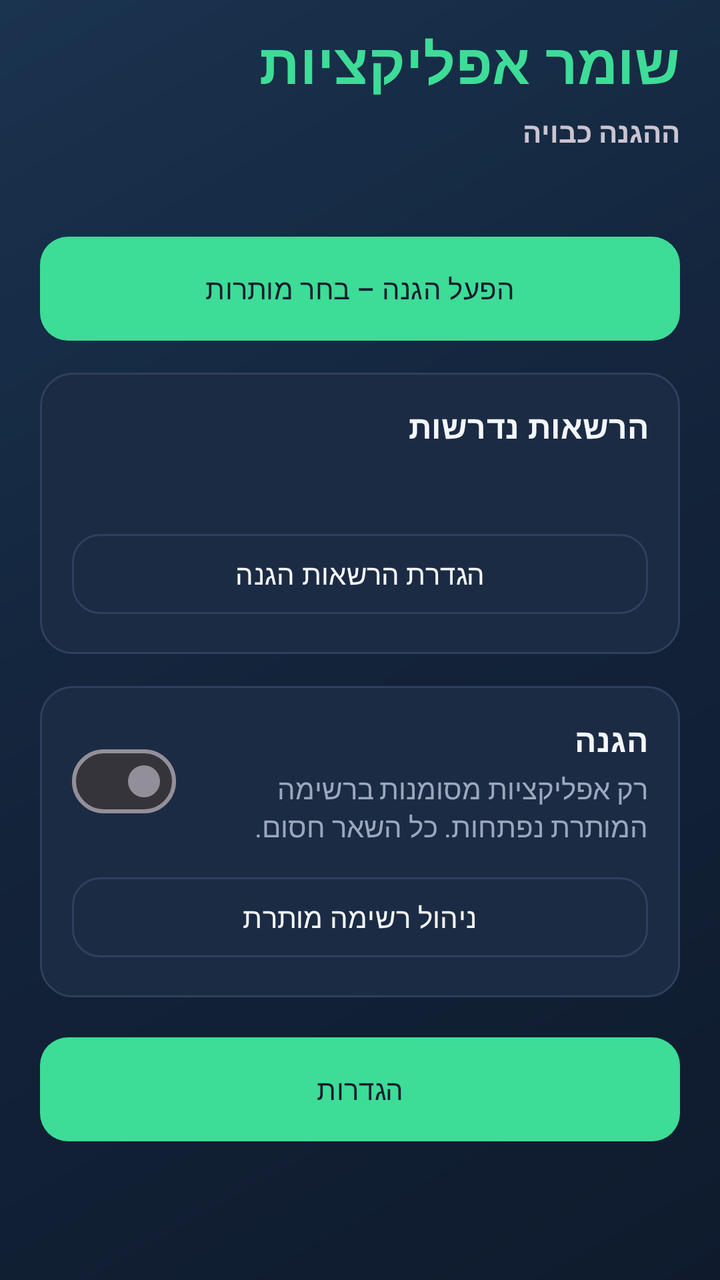
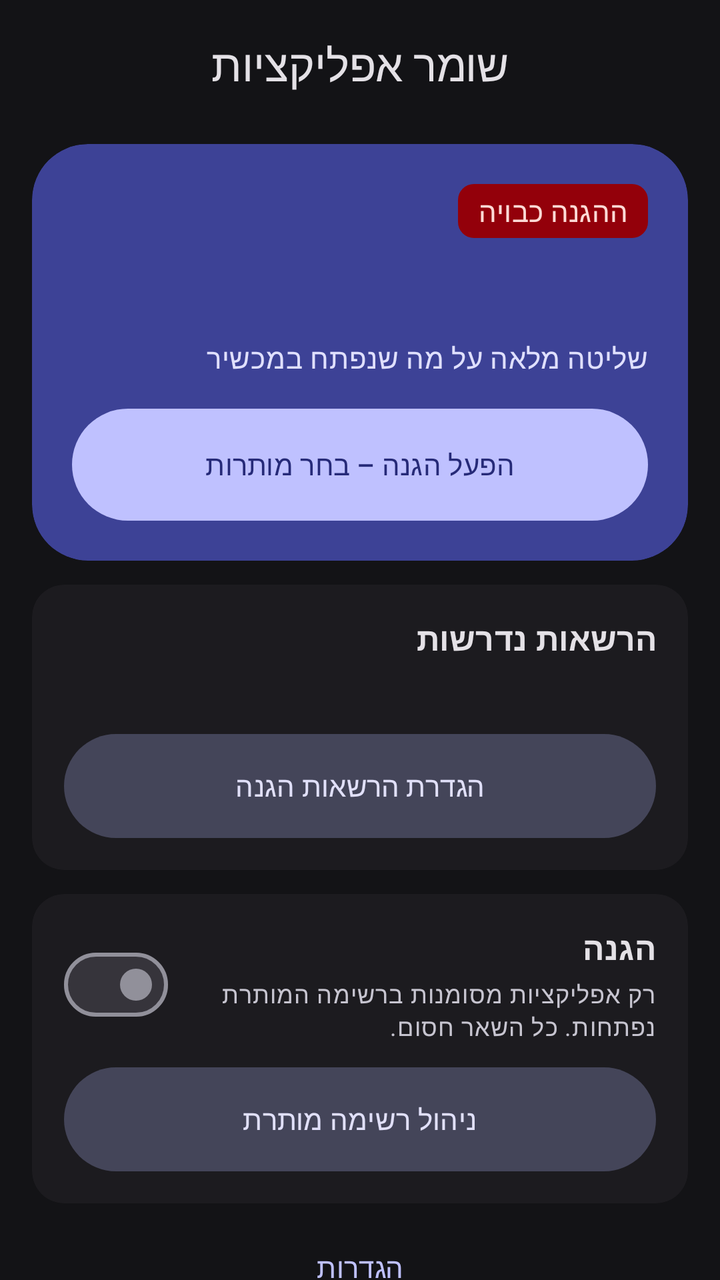

An Android layout rendered at two revisions. The XML below is the earlier revision; the diff shows what the commit changed to produce the second picture.
<!-- AndroidManifest.xml: application theme Theme.AppGuard -->
<!-- res/layout/activity_main.xml -->
<?xml version="1.0" encoding="utf-8"?>
<ScrollView xmlns:android="http://schemas.android.com/apk/res/android"
    android:layout_width="match_parent"
    android:layout_height="match_parent"
    android:background="@drawable/bg_gradient"
    android:clipToPadding="false"
    android:fillViewport="true"
    android:layoutDirection="rtl"
    android:paddingHorizontal="20dp"
    android:paddingTop="12dp"
    android:paddingBottom="20dp">

    <LinearLayout
        android:layout_width="match_parent"
        android:layout_height="wrap_content"
        android:orientation="vertical">

        <TextView
            style="@style/Text.Brand"
            android:layout_width="match_parent"
            android:layout_height="wrap_content"
            android:text="@string/app_name"
            android:textSize="28sp" />

        <TextView
            android:id="@+id/protectionBadge"
            android:layout_width="match_parent"
            android:layout_height="wrap_content"
            android:layout_marginTop="6dp"
            android:text="@string/protection_inactive"
            android:textStyle="bold" />

        <TextView
            android:id="@+id/allowlistCount"
            android:layout_width="match_parent"
            android:layout_height="wrap_content"
            android:layout_marginTop="4dp"
            android:textColor="@color/text_secondary" />

        <TextView
            android:id="@+id/pendingCount"
            android:layout_width="match_parent"
            android:layout_height="wrap_content"
            android:layout_marginTop="2dp"
            android:textColor="@color/danger"
            android:visibility="gone" />

        <com.google.android.material.button.MaterialButton
            android:id="@+id/btnEnableBoth"
            android:layout_width="match_parent"
            android:layout_height="wrap_content"
            android:layout_marginTop="20dp"
            android:text="@string/enable_full_protection" />

        <LinearLayout
            android:layout_width="match_parent"
            android:layout_height="wrap_content"
            android:layout_marginTop="16dp"
            android:background="@drawable/bg_panel"
            android:orientation="vertical"
            android:padding="16dp">

            <TextView
                style="@style/Text.Section"
                android:layout_width="match_parent"
                android:layout_height="wrap_content"
                android:text="@string/required_permissions" />

            <TextView
                android:id="@+id/permissionsSummary"
                android:layout_width="match_parent"
                android:layout_height="wrap_content"
                android:layout_marginTop="8dp"
                android:textColor="@color/text_secondary" />

            <com.google.android.material.button.MaterialButton
                android:id="@+id/btnSetupPermissions"
                style="@style/Widget.AppGuard.Button.Outlined"
                android:layout_width="match_parent"
                android:layout_height="wrap_content"
                android:layout_marginTop="12dp"
                android:text="@string/open_setup" />
        </LinearLayout>

        <LinearLayout
            android:layout_width="match_parent"
            android:layout_height="wrap_content"
            android:layout_marginTop="16dp"
            android:background="@drawable/bg_panel"
            android:orientation="vertical"
            android:padding="16dp">

            <LinearLayout
                android:layout_width="match_parent"
                android:layout_height="wrap_content"
                android:gravity="center_vertical"
                android:orientation="horizontal">

                <LinearLayout
                    android:layout_width="0dp"
                    android:layout_height="wrap_content"
                    android:layout_marginEnd="12dp"
                    android:layout_weight="1"
                    android:orientation="vertical">

                    <TextView
                        style="@style/Text.Section"
                        android:layout_width="match_parent"
                        android:layout_height="wrap_content"
                        android:text="@string/level1_title" />

                    <TextView
                        android:layout_width="match_parent"
                        android:layout_height="wrap_content"
                        android:layout_marginTop="4dp"
                        android:text="@string/level1_desc"
                        android:textColor="@color/text_secondary" />
                </LinearLayout>

                <com.google.android.material.materialswitch.MaterialSwitch
                    android:id="@+id/switchAllowlist"
                    android:layout_width="wrap_content"
                    android:layout_height="wrap_content" />
            </LinearLayout>

            <com.google.android.material.button.MaterialButton
                android:id="@+id/btnAllowlist"
                style="@style/Widget.AppGuard.Button.Outlined"
                android:layout_width="match_parent"
                android:layout_height="wrap_content"
                android:layout_marginTop="12dp"
                android:text="@string/manage_allowlist" />
        </LinearLayout>

        <com.google.android.material.button.MaterialButton
            android:id="@+id/btnSettings"
            android:layout_width="match_parent"
            android:layout_height="wrap_content"
            android:layout_marginTop="20dp"
            android:layout_marginBottom="8dp"
            android:text="@string/settings" />
    </LinearLayout>
</ScrollView>
<!-- resources referenced by this layout -->
<resources>
  <color name="danger">#F07178</color>
  <color name="text_secondary">#9AA8BC</color>
  <!-- drawable bg_gradient (drawable) -->
  <?xml version="1.0" encoding="utf-8"?>
  <shape xmlns:android="http://schemas.android.com/apk/res/android"
      android:shape="rectangle">
      <gradient
          android:angle="135"
          android:startColor="#0F1B2D"
          android:centerColor="#13233A"
          android:endColor="#1A334F"
          android:type="linear" />
  </shape>
  <!-- drawable bg_panel (drawable) -->
  <?xml version="1.0" encoding="utf-8"?>
  <shape xmlns:android="http://schemas.android.com/apk/res/android"
      android:shape="rectangle">
      <solid android:color="@color/surface" />
      <corners android:radius="16dp" />
      <stroke
          android:width="1dp"
          android:color="@color/stroke" />
  </shape>
  <style name="Text.Brand" parent="TextAppearance.Material3.HeadlineLarge">
          <item name="android:textColor">@color/accent</item>
          <item name="android:textStyle">bold</item>
          <item name="android:letterSpacing">0.01</item>
      </style>
  <style name="Text.Section" parent="TextAppearance.Material3.TitleMedium">
          <item name="android:textColor">@color/text_primary</item>
          <item name="android:textStyle">bold</item>
      </style>
  <style name="Widget.AppGuard.Button.Outlined" parent="Widget.Material3.Button.OutlinedButton">
          <item name="strokeColor">@color/stroke</item>
          <item name="android:textColor">@color/text_primary</item>
          <item name="cornerRadius">14dp</item>
          <item name="android:minHeight">48dp</item>
      </style>
  <style name="Theme.AppGuard" parent="Theme.Material3.Dark.NoActionBar">
          <item name="colorPrimary">@color/accent</item>
          <item name="colorPrimaryContainer">@color/accent_dim</item>
          <item name="colorOnPrimary">@color/bg</item>
          <item name="colorSecondary">@color/warning</item>
          <item name="colorError">@color/danger</item>
          <item name="android:statusBarColor">@android:color/transparent</item>
          <item name="android:navigationBarColor">@android:color/transparent</item>
          <item name="android:windowBackground">@color/bg</item>
          <item name="android:textColorPrimary">@color/text_primary</item>
          <item name="android:textColorSecondary">@color/text_secondary</item>
          <item name="materialButtonStyle">@style/Widget.AppGuard.Button</item>
          <item name="android:windowLayoutInDisplayCutoutMode">shortEdges</item>
      </style>
  <color name="surface">#1C2B44</color>
  <color name="stroke">#2E405C</color>
  <color name="accent">#3DDC97</color>
  <color name="text_primary">#F4F7FB</color>
  <color name="accent_dim">#2A9B6C</color>
  <color name="bg">#0F1B2D</color>
  <color name="warning">#FFCC66</color>
  <style name="Widget.AppGuard.Button" parent="Widget.Material3.Button">
          <item name="backgroundTint">@color/accent</item>
          <item name="android:textColor">@color/bg</item>
          <item name="cornerRadius">14dp</item>
          <item name="android:minHeight">52dp</item>
          <item name="android:insetTop">0dp</item>
          <item name="android:insetBottom">0dp</item>
      </style>
  <!-- unchanged entries left out for length: 9 -->
</resources>

<!-- the commit's change to res/layout/activity_main.xml (unified diff, before → after) -->
@@ -1,143 +1,194 @@
 <?xml version="1.0" encoding="utf-8"?>
-<ScrollView xmlns:android="http://schemas.android.com/apk/res/android"
+<androidx.coordinatorlayout.widget.CoordinatorLayout xmlns:android="http://schemas.android.com/apk/res/android"
+    xmlns:app="http://schemas.android.com/apk/res-auto"
     android:layout_width="match_parent"
     android:layout_height="match_parent"
-    android:background="@drawable/bg_gradient"
-    android:clipToPadding="false"
-    android:fillViewport="true"
-    android:layoutDirection="rtl"
-    android:paddingHorizontal="20dp"
-    android:paddingTop="12dp"
-    android:paddingBottom="20dp">
+    android:background="?attr/colorSurface"
+    android:layoutDirection="rtl">
 
-    <LinearLayout
+    <com.google.android.material.appbar.AppBarLayout
         android:layout_width="match_parent"
         android:layout_height="wrap_content"
-        android:orientation="vertical">
+        android:background="@android:color/transparent"
+        app:elevation="0dp">
 
-        <TextView
-            style="@style/Text.Brand"
+        <com.google.android.material.appbar.MaterialToolbar
+            android:id="@+id/toolbar"
             android:layout_width="match_parent"
-            android:layout_height="wrap_content"
-            android:text="@string/app_name"
-            android:textSize="28sp" />
+            android:layout_height="?attr/actionBarSize"
+            app:title="@string/app_name"
+            app:titleCentered="true" />
+    </com.google.android.material.appbar.AppBarLayout>
 
-        <TextView
-            android:id="@+id/protectionBadge"
-            android:layout_width="match_parent"
-            android:layout_height="wrap_content"
-            android:layout_marginTop="6dp"
-            android:text="@string/protection_inactive"
-            android:textStyle="bold" />
-
-        <TextView
-            android:id="@+id/allowlistCount"
-            android:layout_width="match_parent"
-            android:layout_height="wrap_content"
-            android:layout_marginTop="4dp"
-            android:textColor="@color/text_secondary" />
-
-        <TextView
-            android:id="@+id/pendingCount"
-            android:layout_width="match_parent"
-            android:layout_height="wrap_content"
-            android:layout_marginTop="2dp"
-            android:textColor="@color/danger"
-            android:visibility="gone" />
-
-        <com.google.android.material.button.MaterialButton
-            android:id="@+id/btnEnableBoth"
-            android:layout_width="match_parent"
-            android:layout_height="wrap_content"
-            android:layout_marginTop="20dp"
-            android:text="@string/enable_full_protection" />
+    <androidx.core.widget.NestedScrollView
+        android:layout_width="match_parent"
+        android:layout_height="match_parent"
+        android:clipToPadding="false"
+        android:fillViewport="true"
+        android:paddingHorizontal="16dp"
+        android:paddingBottom="24dp"
+        app:layout_behavior="@string/appbar_scrolling_view_behavior">
 
         <LinearLayout
             android:layout_width="match_parent"
             android:layout_height="wrap_content"
-            android:layout_marginTop="16dp"
-            android:background="@drawable/bg_panel"
-            android:orientation="vertical"
-            android:padding="16dp">
+            android:orientation="vertical">
 
-            <TextView
-                style="@style/Text.Section"
-                android:layout_width="match_parent"
-                android:layout_height="wrap_content"
-                android:text="@string/required_permissions" />
-
-            <TextView
-                android:id="@+id/permissionsSummary"
+            <com.google.android.material.card.MaterialCardView
                 android:layout_width="match_parent"
                 android:layout_height="wrap_content"
                 android:layout_marginTop="8dp"
-                android:textColor="@color/text_secondary" />
+                app:cardBackgroundColor="?attr/colorPrimaryContainer"
+                app:cardElevation="0dp"
+                app:shapeAppearanceOverlay="@style/Shape.AppGuard.CardHero">
 
-            <com.google.android.material.button.MaterialButton
-                android:id="@+id/btnSetupPermissions"
-                style="@style/Widget.AppGuard.Button.Outlined"
+                <LinearLayout
+                    android:layout_width="match_parent"
+                    android:layout_height="wrap_content"
+                    android:orientation="vertical"
+                    android:padding="20dp">
+
+                    <TextView
+                        android:id="@+id/protectionBadge"
+                        style="@style/Widget.AppGuard.Chip"
+                        android:layout_width="wrap_content"
+                        android:layout_height="wrap_content"
+                        android:background="@drawable/bg_badge_off"
+                        android:text="@string/protection_inactive"
+                        android:textAppearance="@style/TextAppearance.Material3.LabelLarge"
+                        android:textColor="?attr/colorOnErrorContainer" />
+
+                    <TextView
+                        android:id="@+id/allowlistCount"
+                        android:layout_width="match_parent"
+                        android:layout_height="wrap_content"
+                        android:layout_marginTop="12dp"
+                        android:textAppearance="@style/TextAppearance.Material3.HeadlineSmall"
+                        android:textColor="?attr/colorOnPrimaryContainer"
+                        android:textStyle="bold" />
+
+                    <TextView
+                        android:id="@+id/pendingCount"
+                        android:layout_width="match_parent"
+                        android:layout_height="wrap_content"
+                        android:layout_marginTop="4dp"
+                        android:textColor="?attr/colorError"
+                        android:visibility="gone" />
+
+                    <TextView
+                        android:layout_width="match_parent"
+                        android:layout_height="wrap_content"
+                        android:layout_marginTop="6dp"
+                        android:text="@string/main_tagline"
+                        android:textAppearance="@style/TextAppearance.Material3.BodyMedium"
+                        android:textColor="?attr/colorOnPrimaryContainer" />
+
+                    <com.google.android.material.button.MaterialButton
+                        android:id="@+id/btnEnableBoth"
+                        android:layout_width="match_parent"
+                        android:layout_height="wrap_content"
+                        android:layout_marginTop="16dp"
+                        android:text="@string/enable_full_protection" />
+                </LinearLayout>
+            </com.google.android.material.card.MaterialCardView>
+
+            <com.google.android.material.card.MaterialCardView
                 android:layout_width="match_parent"
                 android:layout_height="wrap_content"
-                android:layout_marginTop="12dp"
-                android:text="@string/open_setup" />
-        </LinearLayout>
-
-        <LinearLayout
-            android:layout_width="match_parent"
-            android:layout_height="wrap_content"
-            android:layout_marginTop="16dp"
-            android:background="@drawable/bg_panel"
-            android:orientation="vertical"
-            android:padding="16dp">
-
-            <LinearLayout
-                android:layout_width="match_parent"
-                android:layout_height="wrap_content"
-                android:gravity="center_vertical"
-                android:orientation="horizontal">
+                android:layout_marginTop="12dp">
 
                 <LinearLayout
-                    android:layout_width="0dp"
+                    android:layout_width="match_parent"
                     android:layout_height="wrap_content"
-                    android:layout_marginEnd="12dp"
-                    android:layout_weight="1"
-                    android:orientation="vertical">
+                    android:orientation="vertical"
+                    android:padding="16dp">
 
                     <TextView
                         style="@style/Text.Section"
                         android:layout_width="match_parent"
                         android:layout_height="wrap_content"
-                        android:text="@string/level1_title" />
+                        android:text="@string/required_permissions" />
 
                     <TextView
+                        android:id="@+id/permissionsSummary"
                         android:layout_width="match_parent"
                         android:layout_height="wrap_content"
-                        android:layout_marginTop="4dp"
-                        android:text="@string/level1_desc"
-                        android:textColor="@color/text_secondary" />
+                        android:layout_marginTop="6dp"
+                        android:textAppearance="@style/TextAppearance.Material3.BodyMedium"
+                        android:textColor="?attr/colorOnSurfaceVariant" />
+
+                    <com.google.android.material.button.MaterialButton
+                        android:id="@+id/btnSetupPermissions"
+                        style="@style/Widget.AppGuard.Button.Tonal"
+                        android:layout_width="match_parent"
+                        android:layout_height="wrap_content"
+                        android:layout_marginTop="12dp"
+                        android:text="@string/open_setup" />
                 </LinearLayout>
+            </com.google.android.material.card.MaterialCardView>
 
-                <com.google.android.material.materialswitch.MaterialSwitch
-                    android:id="@+id/switchAllowlist"
-                    android:layout_width="wrap_content"
-                    android:layout_height="wrap_content" />
-            </LinearLayout>
+            <com.google.android.material.card.MaterialCardView
+                android:layout_width="match_parent"
+                android:layout_height="wrap_content"
+                android:layout_marginTop="12dp">
+
+                <LinearLayout
+                    android:layout_width="match_parent"
+                    android:layout_height="wrap_content"
+                    android:orientation="vertical"
+                    android:padding="16dp">
+
+                    <LinearLayout
+                        android:layout_width="match_parent"
+                        android:layout_height="wrap_content"
+                        android:gravity="center_vertical"
+                        android:orientation="horizontal">
+
+                        <LinearLayout
+                            android:layout_width="0dp"
+                            android:layout_height="wrap_content"
+                            android:layout_marginEnd="12dp"
+                            android:layout_weight="1"
+                            android:orientation="vertical">
+
+                            <TextView
+                                style="@style/Text.Section"
+                                android:layout_width="match_parent"
+                                android:layout_height="wrap_content"
+                                android:text="@string/level1_title" />
+
+                            <TextView
+                                android:layout_width="match_parent"
+                                android:layout_height="wrap_content"
+                                android:layout_marginTop="4dp"
+                                android:text="@string/level1_desc"
+                                android:textAppearance="@style/TextAppearance.Material3.BodySmall"
+                                android:textColor="?attr/colorOnSurfaceVariant" />
+                        </LinearLayout>
+
+                        <com.google.android.material.materialswitch.MaterialSwitch
+                            android:id="@+id/switchAllowlist"
+                            android:layout_width="wrap_content"
+                            android:layout_height="wrap_content" />
+                    </LinearLayout>
+
+                    <com.google.android.material.button.MaterialButton
+                        android:id="@+id/btnAllowlist"
+                        style="@style/Widget.AppGuard.Button.Tonal"
+                        android:layout_width="match_parent"
+                        android:layout_height="wrap_content"
+                        android:layout_marginTop="12dp"
+                        android:text="@string/manage_allowlist" />
+                </LinearLayout>
+            </com.google.android.material.card.MaterialCardView>
 
             <com.google.android.material.button.MaterialButton
-                android:id="@+id/btnAllowlist"
-                style="@style/Widget.AppGuard.Button.Outlined"
+                android:id="@+id/btnSettings"
+                style="@style/Widget.AppGuard.Button.Ghost"
                 android:layout_width="match_parent"
                 android:layout_height="wrap_content"
-                android:layout_marginTop="12dp"
-                android:text="@string/manage_allowlist" />
+                android:layout_marginTop="8dp"
+                android:text="@string/settings" />
         </LinearLayout>
-
-        <com.google.android.material.button.MaterialButton
-            android:id="@+id/btnSettings"
-            android:layout_width="match_parent"
-            android:layout_height="wrap_content"
-            android:layout_marginTop="20dp"
-            android:layout_marginBottom="8dp"
-            android:text="@string/settings" />
-    </LinearLayout>
-</ScrollView>
+    </androidx.core.widget.NestedScrollView>
+</androidx.coordinatorlayout.widget.CoordinatorLayout>
<!-- resource entries referenced after the edit -->
@@ -1,71 +1,147 @@
 <!-- resources referenced by this layout -->
 <resources>
-  <color name="danger">#F07178</color>
-  <color name="text_secondary">#9AA8BC</color>
-  <!-- drawable bg_gradient (drawable) -->
+  <!-- drawable bg_badge_off (drawable) -->
   <?xml version="1.0" encoding="utf-8"?>
   <shape xmlns:android="http://schemas.android.com/apk/res/android"
       android:shape="rectangle">
-      <gradient
-          android:angle="135"
-          android:startColor="#0F1B2D"
-          android:centerColor="#13233A"
-          android:endColor="#1A334F"
-          android:type="linear" />
+      <solid android:color="@color/md_theme_error_container" />
+      <corners android:radius="8dp" />
+      <padding
+          android:left="10dp"
+          android:top="4dp"
+          android:right="10dp"
+          android:bottom="4dp" />
   </shape>
-  <!-- drawable bg_panel (drawable) -->
-  <?xml version="1.0" encoding="utf-8"?>
-  <shape xmlns:android="http://schemas.android.com/apk/res/android"
-      android:shape="rectangle">
-      <solid android:color="@color/surface" />
-      <corners android:radius="16dp" />
-      <stroke
-          android:width="1dp"
-          android:color="@color/stroke" />
-  </shape>
-  <style name="Text.Brand" parent="TextAppearance.Material3.HeadlineLarge">
-          <item name="android:textColor">@color/accent</item>
-          <item name="android:textStyle">bold</item>
-          <item name="android:letterSpacing">0.01</item>
+  <string name="main_tagline">שליטה מלאה על מה שנפתח במכשיר</string>
+  <style name="Shape.AppGuard.CardHero" parent="ShapeAppearance.Material3.Corner.ExtraLarge">
+          <item name="cornerSize">28dp</item>
       </style>
   <style name="Text.Section" parent="TextAppearance.Material3.TitleMedium">
-          <item name="android:textColor">@color/text_primary</item>
+          <item name="android:textColor">?attr/colorOnSurface</item>
           <item name="android:textStyle">bold</item>
       </style>
-  <style name="Widget.AppGuard.Button.Outlined" parent="Widget.Material3.Button.OutlinedButton">
-          <item name="strokeColor">@color/stroke</item>
-          <item name="android:textColor">@color/text_primary</item>
-          <item name="cornerRadius">14dp</item>
+  <style name="Widget.AppGuard.Button.Ghost" parent="Widget.Material3.Button.TextButton">
           <item name="android:minHeight">48dp</item>
+          <item name="cornerRadius">28dp</item>
+          <item name="android:textAllCaps">false</item>
       </style>
-  <style name="Theme.AppGuard" parent="Theme.Material3.Dark.NoActionBar">
-          <item name="colorPrimary">@color/accent</item>
-          <item name="colorPrimaryContainer">@color/accent_dim</item>
-          <item name="colorOnPrimary">@color/bg</item>
-          <item name="colorSecondary">@color/warning</item>
-          <item name="colorError">@color/danger</item>
-          <item name="android:statusBarColor">@android:color/transparent</item>
-          <item name="android:navigationBarColor">@android:color/transparent</item>
-          <item name="android:windowBackground">@color/bg</item>
-          <item name="android:textColorPrimary">@color/text_primary</item>
-          <item name="android:textColorSecondary">@color/text_secondary</item>
-          <item name="materialButtonStyle">@style/Widget.AppGuard.Button</item>
-          <item name="android:windowLayoutInDisplayCutoutMode">shortEdges</item>
-      </style>
-  <color name="surface">#1C2B44</color>
-  <color name="stroke">#2E405C</color>
-  <color name="accent">#3DDC97</color>
-  <color name="text_primary">#F4F7FB</color>
-  <color name="accent_dim">#2A9B6C</color>
-  <color name="bg">#0F1B2D</color>
-  <color name="warning">#FFCC66</color>
-  <style name="Widget.AppGuard.Button" parent="Widget.Material3.Button">
-          <item name="backgroundTint">@color/accent</item>
-          <item name="android:textColor">@color/bg</item>
-          <item name="cornerRadius">14dp</item>
+  <style name="Widget.AppGuard.Button.Tonal" parent="Widget.Material3.Button.TonalButton">
           <item name="android:minHeight">52dp</item>
           <item name="android:insetTop">0dp</item>
           <item name="android:insetBottom">0dp</item>
+          <item name="cornerRadius">28dp</item>
+          <item name="android:textAllCaps">false</item>
+      </style>
+  <style name="Widget.AppGuard.Chip" parent="Widget.Material3.Chip.Assist">
+          <item name="chipBackgroundColor">?attr/colorSurfaceContainerHighest</item>
+          <item name="android:textColor">?attr/colorOnSurfaceVariant</item>
+          <item name="chipMinHeight">28dp</item>
+          <item name="chipCornerRadius">8dp</item>
+          <item name="ensureMinTouchTargetSize">false</item>
+      </style>
+  <style name="Theme.AppGuard" parent="Theme.Material3.Dark.NoActionBar">
+          <item name="colorPrimary">@color/md_theme_primary</item>
+          <item name="colorOnPrimary">@color/md_theme_on_primary</item>
+          <item name="colorPrimaryContainer">@color/md_theme_primary_container</item>
+          <item name="colorOnPrimaryContainer">@color/md_theme_on_primary_container</item>
+          <item name="colorSecondary">@color/md_theme_secondary</item>
+          <item name="colorOnSecondary">@color/md_theme_on_secondary</item>
+          <item name="colorSecondaryContainer">@color/md_theme_secondary_container</item>
+          <item name="colorOnSecondaryContainer">@color/md_theme_on_secondary_container</item>
+          <item name="colorTertiary">@color/md_theme_tertiary</item>
+          <item name="colorOnTertiary">@color/md_theme_on_tertiary</item>
+          <item name="colorTertiaryContainer">@color/md_theme_tertiary_container</item>
+          <item name="colorOnTertiaryContainer">@color/md_theme_on_tertiary_container</item>
+          <item name="colorError">@color/md_theme_error</item>
+          <item name="colorOnError">@color/md_theme_on_error</item>
+          <item name="colorErrorContainer">@color/md_theme_error_container</item>
+          <item name="colorOnErrorContainer">@color/md_theme_on_error_container</item>
+          <item name="android:colorBackground">@color/md_theme_background</item>
+          <item name="colorOnBackground">@color/md_theme_on_background</item>
+          <item name="colorSurface">@color/md_theme_surface</item>
+          <item name="colorOnSurface">@color/md_theme_on_surface</item>
+          <item name="colorSurfaceVariant">@color/md_theme_surface_variant</item>
+          <item name="colorOnSurfaceVariant">@color/md_theme_on_surface_variant</item>
+          <item name="colorOutline">@color/md_theme_outline</item>
+          <item name="colorOutlineVariant">@color/md_theme_outline_variant</item>
+          <item name="colorSurfaceContainer">@color/md_theme_surface_container</item>
+          <item name="colorSurfaceContainerHigh">@color/md_theme_surface_container_high</item>
+          <item name="colorSurfaceContainerHighest">@color/md_theme_surface_container_highest</item>
+          <item name="colorSurfaceContainerLow">@color/md_theme_surface_container_low</item>
+          <item name="colorSurfaceContainerLowest">@color/md_theme_background</item>
+          <item name="android:statusBarColor">@android:color/transparent</item>
+          <item name="android:navigationBarColor">@android:color/transparent</item>
+          <item name="android:windowBackground">@color/md_theme_background</item>
+          <item name="android:windowLayoutInDisplayCutoutMode">shortEdges</item>
+          <item name="materialButtonStyle">@style/Widget.AppGuard.Button</item>
+          <item name="materialCardViewStyle">@style/Widget.AppGuard.Card</item>
+          <item name="checkboxStyle">@style/Widget.AppGuard.CheckBox</item>
+          <item name="materialSwitchStyle">@style/Widget.AppGuard.Switch</item>
+          <item name="textInputStyle">@style/Widget.AppGuard.TextInput</item>
+          <item name="toolbarStyle">@style/Widget.AppGuard.Toolbar</item>
+          <item name="chipStyle">@style/Widget.AppGuard.Chip</item>
+      </style>
+  <color name="md_theme_error_container">#93000A</color>
+  <color name="md_theme_primary">#BFC1FF</color>
+  <color name="md_theme_on_primary">#262A78</color>
+  <color name="md_theme_primary_container">#3D4296</color>
+  <color name="md_theme_on_primary_container">#E0E0FF</color>
+  <color name="md_theme_secondary">#C5C4DD</color>
+  <color name="md_theme_on_secondary">#2E2F42</color>
+  <color name="md_theme_secondary_container">#444559</color>
+  <color name="md_theme_on_secondary_container">#E1E0F9</color>
+  <color name="md_theme_tertiary">#E9B9D3</color>
+  <color name="md_theme_on_tertiary">#46263A</color>
+  <color name="md_theme_tertiary_container">#5F3C51</color>
+  <color name="md_theme_on_tertiary_container">#FFD8EB</color>
+  <color name="md_theme_error">#FFB4AB</color>
+  <color name="md_theme_on_error">#690005</color>
+  <color name="md_theme_on_error_container">#FFDAD6</color>
+  <color name="md_theme_background">#131316</color>
+  <color name="md_theme_on_background">#E4E1E6</color>
+  <color name="md_theme_surface">#131316</color>
+  <color name="md_theme_on_surface">#E4E1E6</color>
+  <color name="md_theme_surface_variant">#46464F</color>
+  <color name="md_theme_on_surface_variant">#C7C5D0</color>
+  <color name="md_theme_outline">#91909A</color>
+  <color name="md_theme_outline_variant">#46464F</color>
+  <color name="md_theme_surface_container">#1C1B1F</color>
+  <color name="md_theme_surface_container_high">#2B2930</color>
+  <color name="md_theme_surface_container_highest">#36343B</color>
+  <color name="md_theme_surface_container_low">#1B1B1F</color>
+  <style name="Widget.AppGuard.Button" parent="Widget.Material3.Button">
+          <item name="android:minHeight">56dp</item>
+          <item name="android:insetTop">0dp</item>
+          <item name="android:insetBottom">0dp</item>
+          <item name="cornerRadius">28dp</item>
+          <item name="android:textAllCaps">false</item>
+          <item name="elevation">0dp</item>
+      </style>
+  <style name="Widget.AppGuard.Card" parent="Widget.Material3.CardView.Filled">
+          <item name="cardBackgroundColor">?attr/colorSurfaceContainer</item>
+          <item name="cardElevation">0dp</item>
+          <item name="strokeWidth">0dp</item>
+          <item name="shapeAppearance">@style/Shape.AppGuard.Card</item>
+      </style>
+  <style name="Widget.AppGuard.CheckBox" parent="Widget.Material3.CompoundButton.CheckBox" />
+  <style name="Widget.AppGuard.Switch" parent="Widget.Material3.CompoundButton.MaterialSwitch" />
+  <style name="Widget.AppGuard.TextInput" parent="Widget.Material3.TextInputLayout.FilledBox">
+          <item name="boxBackgroundColor">?attr/colorSurfaceContainerHighest</item>
+          <item name="boxStrokeWidth">0dp</item>
+          <item name="boxStrokeWidthFocused">0dp</item>
+          <item name="hintTextColor">?attr/colorOnSurfaceVariant</item>
+          <item name="shapeAppearance">@style/Shape.AppGuard.Pill</item>
+      </style>
+  <style name="Widget.AppGuard.Toolbar" parent="Widget.Material3.Toolbar">
+          <item name="android:background">@android:color/transparent</item>
+          <item name="titleCentered">true</item>
+          <item name="titleTextColor">?attr/colorOnSurface</item>
+      </style>
+  <style name="Shape.AppGuard.Card" parent="ShapeAppearance.Material3.Corner.Large">
+          <item name="cornerSize">16dp</item>
+      </style>
+  <style name="Shape.AppGuard.Pill" parent="ShapeAppearance.Material3.Corner.Full">
+          <item name="cornerSize">50%</item>
       </style>
   <!-- unchanged entries left out for length: 9 -->
 </resources>
